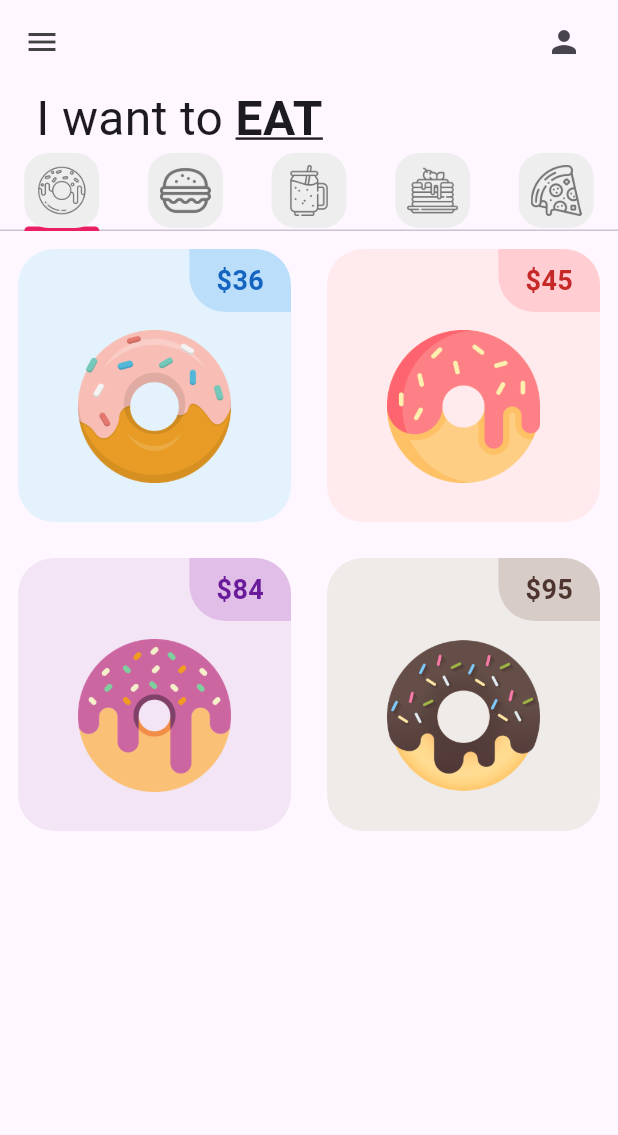
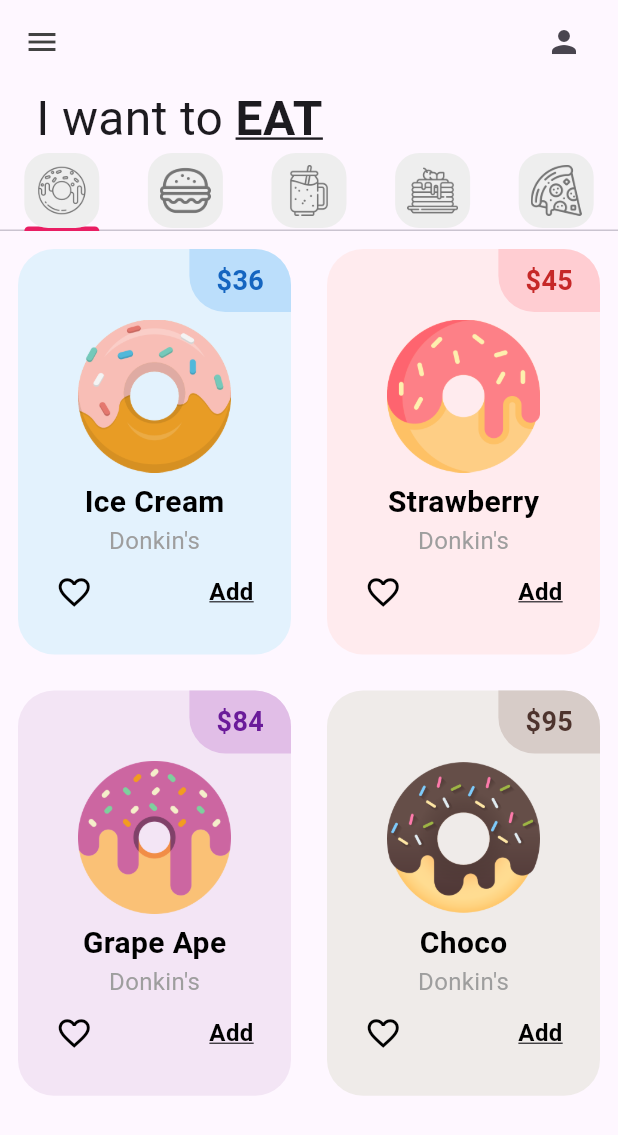
Before and after one commit to Angel-HC554/the_donut_app_8SC, a Flutter app: the screen it shows after launch, on a phone screen of 412 x 824 dp. Shown: the top 1135 px of the screen. Run offline on Flutter 3.47's test engine with Material 3 defaults, Android fonts, the phone set to English and light mode, and no system bars.

Commit message:
DonutTile finished

```diff
--- a/lib/tabs/donut_tab.dart
+++ b/lib/tabs/donut_tab.dart
@@ -15,8 +15,10 @@ class DonutTab extends StatelessWidget {
   Widget build(BuildContext context) {
     return GridView.builder(
       //Cómo se va a distribuir
-      gridDelegate:
-          SliverGridDelegateWithFixedCrossAxisCount(crossAxisCount: 2),
+      gridDelegate: SliverGridDelegateWithFixedCrossAxisCount(
+          //Tuve que agregar el childAspectRatio para que pueda verse completa toda la informacion
+          crossAxisCount: 2,
+          childAspectRatio: 0.7),
       //Qué elementos tendrá
       itemBuilder: (context, index) {
         return DonutTile(
--- a/lib/utils/donutTile.dart
+++ b/lib/utils/donutTile.dart
@@ -51,11 +51,51 @@ class DonutTile extends StatelessWidget {
             ),
             //imagen
             Padding(
-              padding: const EdgeInsets.symmetric(horizontal: 40, vertical: 12),
+              padding: const EdgeInsets.symmetric(horizontal: 40, vertical: 5),
               child: Image.asset(imageName),
-            )
+            ),
             //Tarea:texto del sabor del producto con la tienda
+            Text(
+              donutFlavor,
+              style: const TextStyle(
+                fontSize: 20,
+                fontWeight: FontWeight.bold,
+                color: Colors.black,
+              ),
+            ),
+            const Text(
+              "Donkin's",
+              style: TextStyle(
+                fontSize: 16,
+                color: Colors.grey,
+              ),
+            ),
             //Tarea:Iconos de "Me encanta" y "Agregar"
+            Padding(
+              padding: const EdgeInsets.symmetric(horizontal: 25, vertical: 10),
+              child: Row(
+                mainAxisAlignment: MainAxisAlignment.spaceBetween,
+                children: [
+                  // Icono de like
+                  Icon(
+                    Icons.favorite_border,
+                    size: 25,
+                    color: Colors.black,
+                  ),
+                  SizedBox(width: 4), // Espacio entre elementos
+                  // Texto
+                  Text(
+                    "Add",
+                    style: TextStyle(
+                      fontSize: 16,
+                      fontWeight: FontWeight.bold,
+                      color: Colors.black,
+                      decoration: TextDecoration.underline,
+                    ),
+                  ),
+                ],
+              ),
+            ),
           ],
         ),
       ),
```
